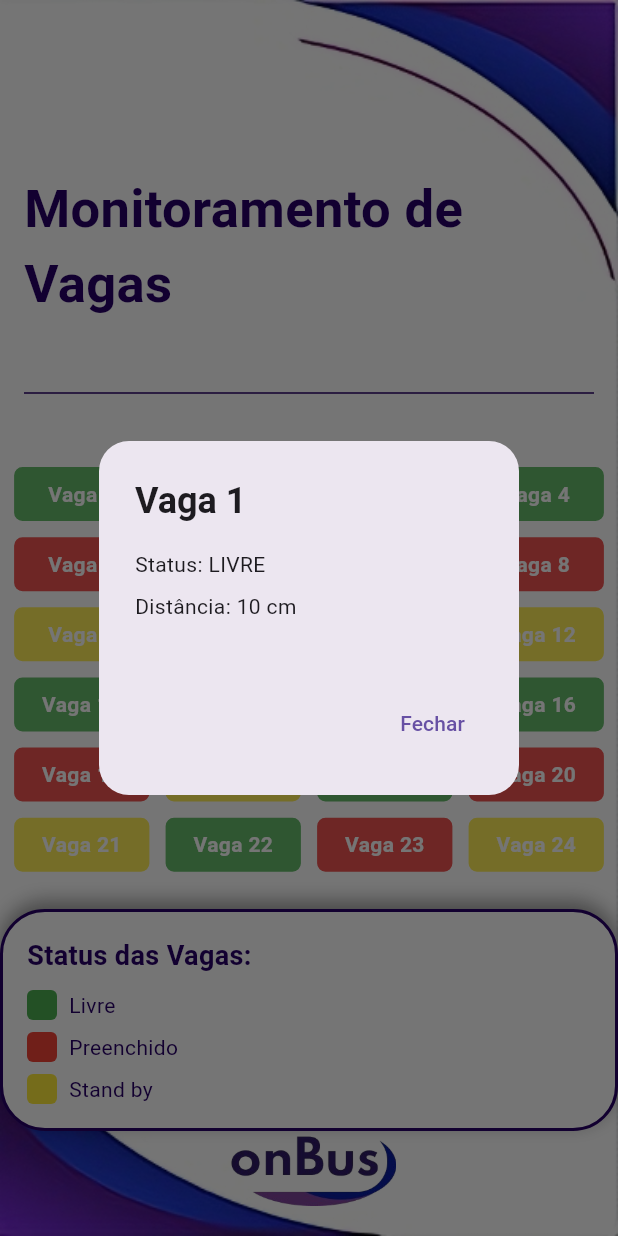
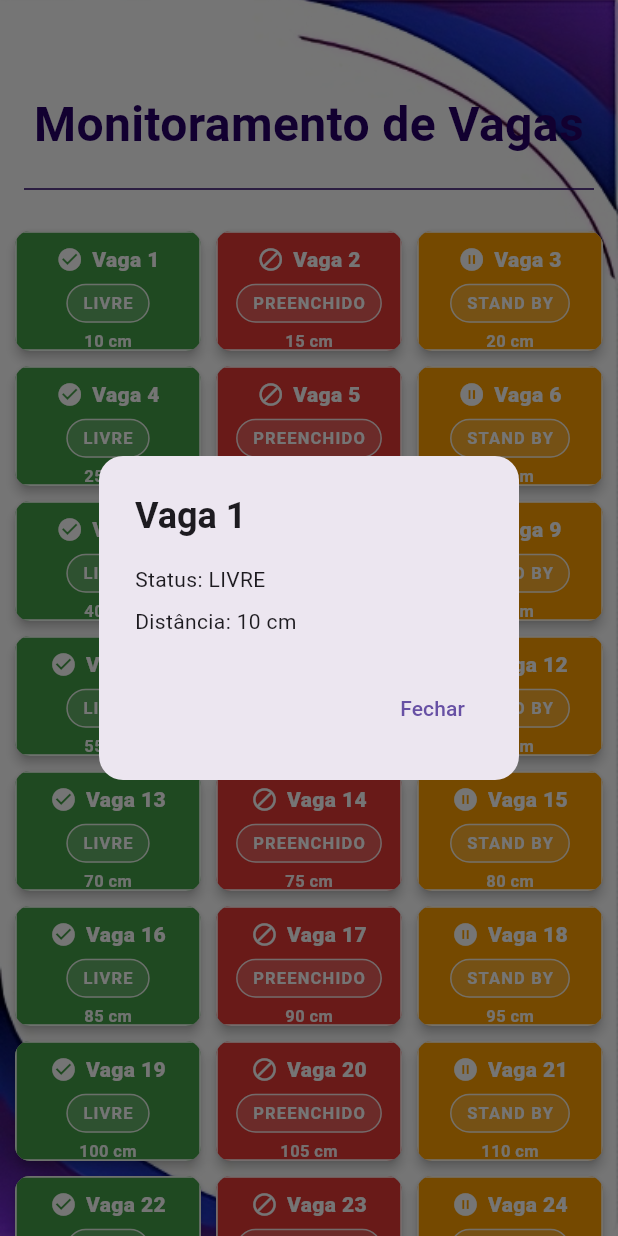
Before and after one commit to bassora06/Projeto-integrador, a Flutter app: the VagaTela screen opened directly, after a tap on an icon or button, on a phone screen of 412 x 824 dp. Run offline on Flutter 3.47's test engine with Material 3 defaults, Android fonts, the phone set to English and light mode, and no system bars; Roboto replaces fonts that are missing (inter).

Commit message:
Salvamento de branch

```diff
--- a/FRONT/onbus/lib/docas_ADM.dart
+++ b/FRONT/onbus/lib/docas_ADM.dart
@@ -1,6 +1,5 @@
 import 'package:flutter/material.dart';
 import 'dart:async';
-// import 'package:onbus/services/iot_service.dart'; // BACK-END (comentado)
 
 class VagaTela extends StatefulWidget {
   const VagaTela({super.key});
@@ -10,12 +9,10 @@ class VagaTela extends StatefulWidget {
 }
 
 class _VagaTelaState extends State<VagaTela> {
-  // final IotService _iotService = IotService(); // BACK-END (comentado)
   List<Map<String, dynamic>> _vagas = [];
   Timer? _timer;
   bool _isLoading = true;
 
-  // MOCK de dados para simular o back-end
   final List<String> _mockStatuses = ["livre", "preenchido", "stand by"];
   int _mockStatusIndex = 0;
 
@@ -23,9 +20,9 @@ class _VagaTelaState extends State<VagaTela> {
   void initState() {
     super.initState();
     _fetchVagas();
-    _timer = Timer.periodic(const Duration(seconds: 5), (timer) {
-      _fetchVagas();
-    });
+
+    // Atualiza os dados a cada 1 minuto
+    _timer = Timer.periodic(const Duration(minutes: 1), (_) => _fetchVagas());
   }
 
   @override
@@ -34,14 +31,12 @@ class _VagaTelaState extends State<VagaTela> {
     super.dispose();
   }
 
-  // Simula a busca das vagas na API e atualiza a lista
-  void _fetchVagas() async {
+  Future<void> _fetchVagas() async {
     setState(() => _isLoading = true);
 
-    // MOCK (substitua por sua chamada de API)
-    await Future.delayed(const Duration(seconds: 1));
+    await Future.delayed(const Duration(milliseconds: 600));
     final mockData = List.generate(
-      24, // Gerando 24 vagas para demonstrar a rolagem
+      24,
       (index) {
         final status = _mockStatuses[(_mockStatusIndex + index) % _mockStatuses.length];
         return {
@@ -57,45 +52,39 @@ class _VagaTelaState extends State<VagaTela> {
       _mockStatusIndex = (_mockStatusIndex + 1) % _mockStatuses.length;
       _isLoading = false;
     });
-
-    // BACK-END (comentado)
-    /*
-    try {
-      final vagas = await _iotService.getStatusTodasVagas();
-      setState(() {
-        _vagas = vagas;
-        _isLoading = false;
-      });
-    } catch (e) {
-      print("Erro ao buscar vagas: $e");
-      setState(() {
-        _isLoading = false;
-      });
-    }
-    */
   }
 
-  // Mapeia o status em texto para a cor correspondente
   Color _getCorVaga(String status) {
     switch (status) {
       case 'livre':
-        return Colors.green[400]!;
+        return Colors.green.shade600;
       case 'preenchido':
-        return Colors.red[400]!;
+        return Colors.red.shade600;
       case 'stand by':
-        return Colors.yellow[400]!;
+        return Colors.amber.shade700;
       default:
-        return Colors.grey[400]!;
+        return Colors.grey.shade500;
     }
   }
 
-  // Exibe o pop-up com os detalhes da vaga
+  IconData _getIconVaga(String status) {
+    switch (status) {
+      case 'livre':
+        return Icons.check_circle;
+      case 'preenchido':
+        return Icons.block;
+      case 'stand by':
+        return Icons.pause_circle_filled;
+      default:
+        return Icons.help;
+    }
+  }
+
   void _showVagaDetails(Map<String, dynamic> vaga) {
     showDialog(
       context: context,
-      builder: (context) {
-        return AlertDialog(
-          shape: RoundedRectangleBorder(borderRadius: BorderRadius.circular(20)),
+      builder: (_) => AlertDialog(
+        shape: RoundedRectangleBorder(borderRadius: BorderRadius.circular(16)),
         title: Text(vaga['id'] ?? 'Detalhes da Vaga', style: const TextStyle(fontWeight: FontWeight.bold)),
         content: Column(
           mainAxisSize: MainAxisSize.min,
@@ -104,62 +93,167 @@ class _VagaTelaState extends State<VagaTela> {
             Text("Status: ${vaga['status']?.toUpperCase() ?? 'N/A'}"),
             const SizedBox(height: 8),
             Text("Distância: ${vaga['distancia'] ?? 'N/A'}"),
-              const SizedBox(height: 20),
-              // Adicione mais detalhes aqui se a API retornar mais dados
           ],
         ),
         actions: [
-            TextButton(
-              onPressed: () => Navigator.of(context).pop(),
-              child: const Text("Fechar"),
+          TextButton(onPressed: () => Navigator.pop(context), child: const Text('Fechar')),
+        ],
+      ),
+    );
+  }
+
+  Widget _buildLegendItem({
+    required Color color,
+    required String text,
+    required IconData icon,
+  }) {
+    return Container(
+      padding: const EdgeInsets.symmetric(horizontal: 10, vertical: 8),
+      decoration: BoxDecoration(
+        color: color.withOpacity(0.12),
+        borderRadius: BorderRadius.circular(12),
+        border: Border.all(color: color, width: 1.2),
+      ),
+      child: Row(
+        mainAxisSize: MainAxisSize.min,
+        children: [
+          Icon(icon, size: 18, color: color),
+          const SizedBox(width: 8),
+          Text(
+            text,
+            style: const TextStyle(
+              color: Color(0xFF280068),
+              fontWeight: FontWeight.w600,
+            ),
+          ),
+        ],
+      ),
+    );
+  }
+
+  Widget _vagaCard(Map<String, dynamic> vaga) {
+    final status = (vaga['status'] ?? '') as String;
+    final cor = _getCorVaga(status);
+
+    return Material(
+      elevation: 3,
+      borderRadius: BorderRadius.circular(10),
+      clipBehavior: Clip.antiAlias,
+      child: InkWell(
+        onTap: () => _showVagaDetails(vaga),
+        child: Container(
+          decoration: BoxDecoration(
+            color: cor,
+            border: Border.all(color: Colors.white.withOpacity(0.9), width: 1.2),
+          ),
+          padding: const EdgeInsets.symmetric(horizontal: 10, vertical: 8),
+          child: LayoutBuilder(
+            builder: (_, c) {
+              final wide = c.maxWidth >= 200;
+              return Column(
+                mainAxisAlignment: MainAxisAlignment.center,
+                children: [
+                  Row(
+                    mainAxisAlignment: MainAxisAlignment.center,
+                    children: [
+                      Icon(_getIconVaga(status), color: Colors.white, size: wide ? 20 : 18),
+                      const SizedBox(width: 6),
+                      Flexible(
+                        child: Text(
+                          vaga['id'] ?? 'N/A',
+                          textAlign: TextAlign.center,
+                          maxLines: 1,
+                          overflow: TextOverflow.ellipsis,
+                          style: TextStyle(
+                            color: Colors.white,
+                            fontWeight: FontWeight.w800,
+                            fontSize: wide ? 16 : 14,
+                          ),
+                        ),
+                      ),
+                    ],
+                  ),
+                  const SizedBox(height: 6),
+                  Container(
+                    padding: const EdgeInsets.symmetric(horizontal: 10, vertical: 4),
+                    decoration: BoxDecoration(
+                      color: Colors.white.withOpacity(0.18),
+                      borderRadius: BorderRadius.circular(20),
+                      border: Border.all(color: Colors.white.withOpacity(0.85), width: 1),
+                    ),
+                    child: Text(
+                      status.toUpperCase(),
+                      style: TextStyle(
+                        color: Colors.white,
+                        fontWeight: FontWeight.w700,
+                        fontSize: wide ? 12 : 11,
+                        letterSpacing: 0.8,
+                      ),
+                    ),
+                  ),
+                  const SizedBox(height: 4),
+                  Text(
+                    vaga['distancia'] ?? '—',
+                    style: TextStyle(
+                      color: Colors.white.withOpacity(0.95),
+                      fontWeight: FontWeight.w600,
+                      fontSize: wide ? 12 : 11,
+                    ),
                   ),
                 ],
               );
             },
+          ),
+        ),
+      ),
     );
   }
 
-  // Helper para criar os itens da legenda
-  Widget _buildLegendItem({required Color color, required String text, Color textColor = Colors.white}) {
-    return Row(
-      children: [
-        Container(
-          width: 20,
-          height: 20,
-          decoration: BoxDecoration(
-            color: color,
-            borderRadius: BorderRadius.circular(4),
-          ),
-        ),
-        const SizedBox(width: 8),
-        Text(
-          text,
-          style: TextStyle(color: textColor), // Usando o textColor aqui
-        ),
-      ],
-    );
+  double _targetCardWidth(Size s) {
+    if (s.width < 360) return s.width - 32;
+    if (s.width < 420) return 180;
+    if (s.width < 540) return 200;
+    if (s.width < 760) return 220;
+    if (s.width < 1024) return 240;
+    if (s.width < 1400) return 260;
+    return 300;
+  }
+
+  double _cardAspect(Size s) {
+    if (s.width < 360) return 1.40;
+    if (s.width < 420) return 1.55;
+    if (s.width < 540) return 1.70;
+    if (s.width < 760) return 1.9;
+    if (s.width < 1024) return 2.1;
+    if (s.width < 1400) return 2.25;
+    return 2.4;
   }
 
   @override
   Widget build(BuildContext context) {
+    final media = MediaQuery.of(context);
+    final size = media.size;
+    final bottomSafe = media.padding.bottom;
+
+    final targetWidth = _targetCardWidth(size);
+    final aspect = _cardAspect(size);
+
     return Scaffold(
       body: Stack(
         children: [
-          // Imagem de fundo
-          SizedBox(
-            width: MediaQuery.of(context).size.width,
-            height: MediaQuery.of(context).size.height,
+          Positioned.fill(
             child: Image.asset(
               'lib/assets/images/fundo_Docas.PNG',
-              fit: BoxFit.fill, // Ajuste da imagem para a tela
+              fit: BoxFit.cover,
+              alignment: Alignment.center,
             ),
           ),
           SafeArea(
-            child: Column(
-              children: [
-                // Título e logo
-                Padding(
-                  padding: const EdgeInsets.only(top: 50.0, left: 8.0),
+            child: CustomScrollView(
+              slivers: [
+                SliverToBoxAdapter(
+                  child: Padding(
+                    padding: const EdgeInsets.only(top: 8.0, left: 8.0),
                     child: Align(
                       alignment: Alignment.centerLeft,
                       child: IconButton(
@@ -168,98 +262,66 @@ class _VagaTelaState extends State<VagaTela> {
                       ),
                     ),
                   ),
-                Padding(
-                  padding: const EdgeInsets.only(top: 16.0, left: 16.0, right: 16.0, bottom: 20.0),
+                ),
+                SliverToBoxAdapter(
+                  child: Padding(
+                    padding: const EdgeInsets.fromLTRB(16, 4, 16, 10),
                     child: Column(
-                    mainAxisAlignment: MainAxisAlignment.center,
-                    children: [
-                      const Text(
+                      children: const [
+                        Text(
                           'Monitoramento de Vagas',
+                          textAlign: TextAlign.center,
                           style: TextStyle(
-                        fontSize: 35,
+                            fontSize: 32,
                             fontWeight: FontWeight.bold,
-                        color: Color.fromARGB(255, 40, 0, 104),
+                            color: Color(0xFF280068),
                           ),
                         ),
-                      const SizedBox(height: 20),
-                      const Padding(
-                      padding: EdgeInsets.symmetric(vertical: 20),
-                      child: Divider(
-                        color: Color.fromARGB(255, 40, 0, 104),
-                        thickness: 1,
-                      ),
-                      ),
+                        SizedBox(height: 12),
+                        Divider(color: Color(0xFF280068), thickness: 1),
                       ],
                     ),
                   ),
-                // Grid de Vagas (Agora rolável)
-                Expanded(
-                  child: Padding(
-                  padding: const EdgeInsets.symmetric(horizontal: 8.0),
-                  child: _isLoading
-                    ? const Center(child: CircularProgressIndicator(color: Colors.white))
-                    : GridView.builder(
-                      gridDelegate: const SliverGridDelegateWithFixedCrossAxisCount(
-                        crossAxisCount: 4, // More columns for smaller items
-                        crossAxisSpacing: 8.0,
-                        mainAxisSpacing: 8.0,
-                        childAspectRatio: 2.4, // Rectangular shape (width > height)
                 ),
-                      itemCount: _vagas.length,
-                      itemBuilder: (context, index) {
-                        final vaga = _vagas[index];
-                        return GestureDetector(
-                        onTap: () => _showVagaDetails(vaga),
-                        child: Container(
-                          alignment: Alignment.center,
-                          decoration: BoxDecoration(
-                          color: _getCorVaga(vaga['status'] ?? ''),
-                          borderRadius: BorderRadius.circular(7),
-                          border: Border.all(color: Colors.white, width: 1.4),
-                          /*boxShadow: [
-                            BoxShadow(
-                            color: Colors.black.withOpacity(0.2),
-                            blurRadius: 6,
-                            offset: const Offset(0, 3),
+                if (_isLoading)
+                  const SliverFillRemaining(
+                    hasScrollBody: false,
+                    child: Center(child: CircularProgressIndicator(color: Colors.white)),
+                  )
+                else ...[
+                  SliverPadding(
+                    padding: const EdgeInsets.all(10),
+                    sliver: SliverGrid(
+                      gridDelegate: SliverGridDelegateWithMaxCrossAxisExtent(
+                        maxCrossAxisExtent: targetWidth,
+                        mainAxisSpacing: 10,
+                        crossAxisSpacing: 10,
+                        childAspectRatio: aspect,
                       ),
-                          ],
-                          */
-                          ),
-                          child: Text(
-                          vaga['id'] ?? 'N/A',
-                          style: const TextStyle(
-                            color: Colors.white,
-                            fontWeight: FontWeight.bold,
-                            fontSize: 14,
+                      delegate: SliverChildBuilderDelegate(
+                        (context, index) => _vagaCard(_vagas[index]),
+                        childCount: _vagas.length,
                       ),
                     ),
                   ),
-                        );
-                      },
-                      ),
-                  ),
-                ),
-                // Legenda fixa na parte inferior
-                Container(
+                  SliverToBoxAdapter(
+                    child: Container(
                       width: double.infinity,
-                padding: const EdgeInsets.all(16.0),
+                      margin: const EdgeInsets.fromLTRB(12, 6, 12, 12),
+                      padding: const EdgeInsets.symmetric(horizontal: 16, vertical: 14),
                       decoration: BoxDecoration(
                         color: Colors.white,
-                  borderRadius: BorderRadius.circular(30),
-                  border: Border.all(
-                    color: const Color(0xFF280068),
-                    width: 2.0,
-                  ),
+                        borderRadius: BorderRadius.circular(20),
+                        border: Border.all(color: const Color(0xFF280068), width: 2),
                         boxShadow: [
                           BoxShadow(
-                      color: Colors.black38,
-                      blurRadius: 10,
-                      offset: Offset(0, -5),
+                            color: Colors.black.withOpacity(0.18),
+                            blurRadius: 8,
+                            offset: const Offset(0, -2),
                           ),
                         ],
                       ),
                       child: Column(
-                  mainAxisSize: MainAxisSize.min,
                         crossAxisAlignment: CrossAxisAlignment.start,
                         children: [
                           const Text(
@@ -271,24 +333,44 @@ class _VagaTelaState extends State<VagaTela> {
                             ),
                           ),
                           const SizedBox(height: 10),
-                    _buildLegendItem(color: Colors.green, text: "Livre", textColor: const Color(0xFF280068)),
-                    const SizedBox(height: 8),
-                    _buildLegendItem(color: Colors.red, text: "Preenchido", textColor: const Color(0xFF280068)),
-                    const SizedBox(height: 8),
-                    _buildLegendItem(color: Colors.yellow, text: "Stand by", textColor: const Color(0xFF280068)),
+                          Wrap(
+                            spacing: 12,
+                            runSpacing: 10,
+                            children: [
+                              _buildLegendItem(
+                                color: Colors.green.shade600,
+                                text: "Livre",
+                                icon: Icons.check_circle,
+                              ),
+                              _buildLegendItem(
+                                color: Colors.red.shade600,
+                                text: "Preenchido",
+                                icon: Icons.block,
+                              ),
+                              _buildLegendItem(
+                                color: Colors.amber.shade700,
+                                text: "Stand by",
+                                icon: Icons.pause_circle_filled,
+                              ),
+                            ],
+                          ),
                         ],
                       ),
                     ),
-
-                // Logo fixa na parte inferior
-                Padding(
-                  padding: const EdgeInsets.only(bottom: 20.0),
+                  ),
+                  SliverToBoxAdapter(
+                    child: Padding(
+                      padding: EdgeInsets.only(bottom: 12 + bottomSafe),
+                      child: Center(
                         child: Image.asset(
                           'lib/assets/images/onbusW.png',
                           height: 50,
                           fit: BoxFit.contain,
                         ),
                       ),
+                    ),
+                  ),
+                ],
               ],
             ),
           ),
```
Lines whose indentation alone changed are shown as unchanged.
